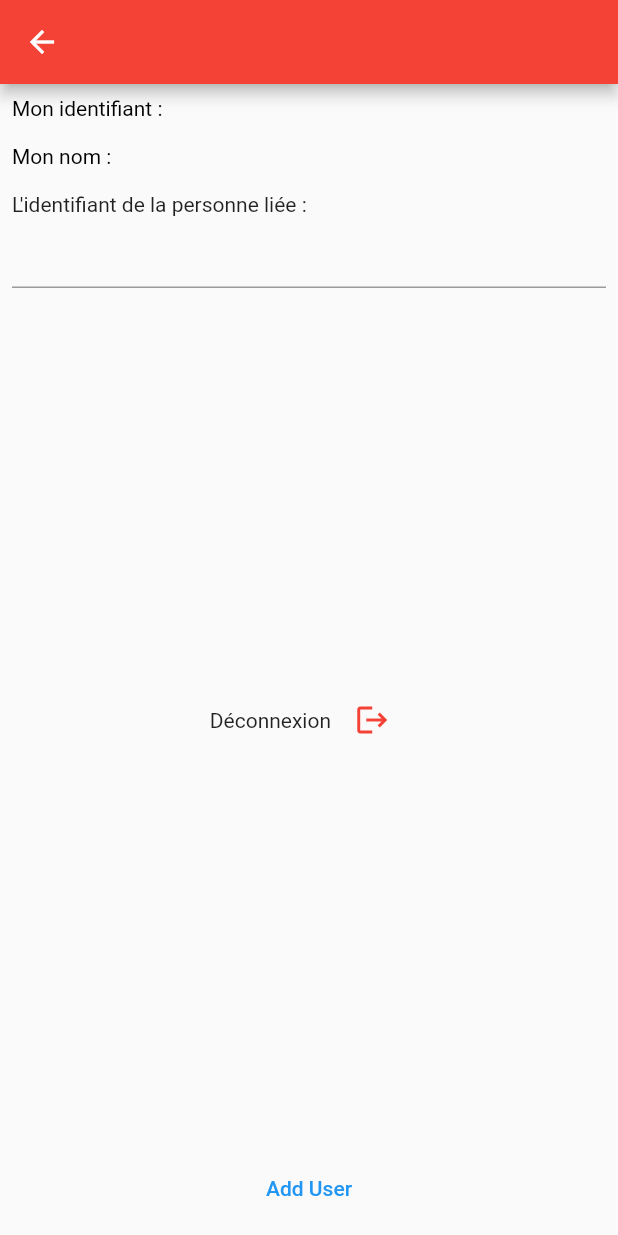
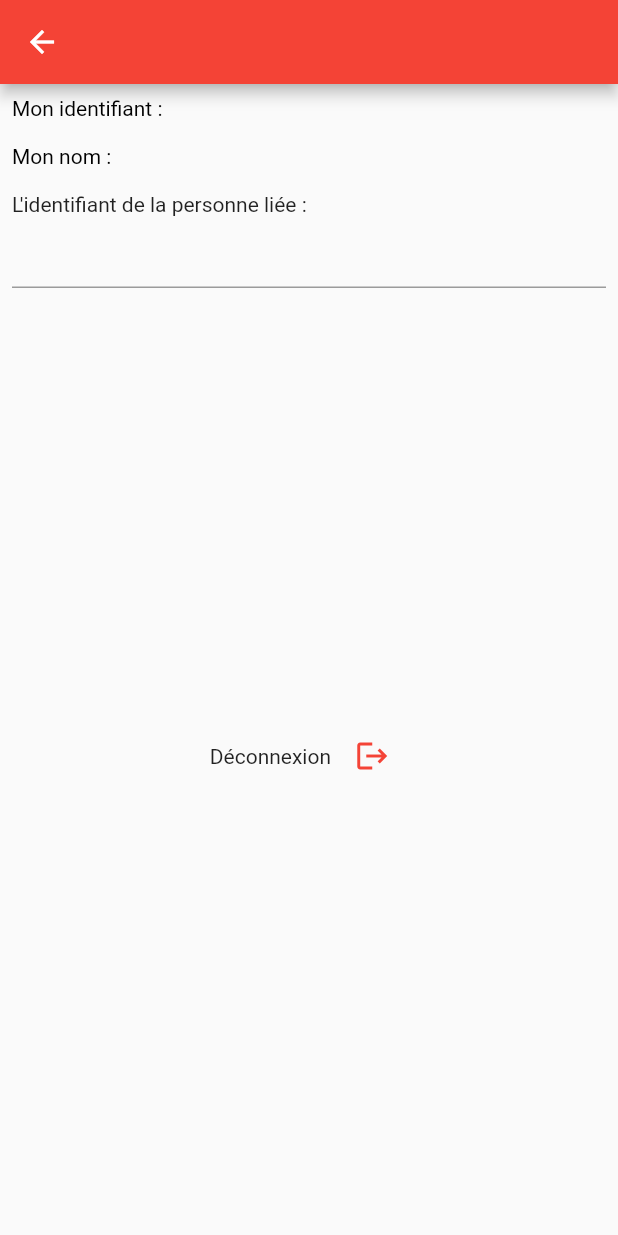
Before and after one commit to CedricBardaine/hearts_sender, a Flutter app: the Settings screen opened directly, on a phone screen of 412 x 824 dp. Run offline on Flutter 3.47's test engine with Material 2 defaults, Android fonts, the phone set to English and light mode, and no system bars; our stand-ins replace charts_flutter, cloud_firestore, firebase_auth, firebase_core, google_sign_in; accounts and stored records are empty.

Commit message:
delete add user btn and widget file

```diff
--- a/lib/add_user.dart
+++ /dev/null
@@ -1,38 +0,0 @@
-import 'package:flutter/material.dart';
-
-// Import the firebase_core and cloud_firestore plugin
-import 'package:firebase_core/firebase_core.dart';
-import 'package:cloud_firestore/cloud_firestore.dart';
-
-class AddUser extends StatelessWidget {
-  final String fullName;
-  final String company;
-  final int age;
-
-  AddUser(this.fullName, this.company, this.age);
-
-  @override
-  Widget build(BuildContext context) {
-    // Create a CollectionReference called users that references the firestore collection
-    CollectionReference users = FirebaseFirestore.instance.collection('users');
-
-    Future<void> addUser() {
-      // Call the user's CollectionReference to add a new user
-      return users
-          .add({
-            'full_name': fullName, // John Doe
-            'company': company, // Stokes and Sons
-            'age': age // 42
-          })
-          .then((value) => print("User Added"))
-          .catchError((error) => print("Failed to add user: $error"));
-    }
-
-    return TextButton(
-      onPressed: addUser,
-      child: Text(
-        "Add User",
-      ),
-    );
-  }
-}
--- a/lib/pages/settings.dart
+++ b/lib/pages/settings.dart
@@ -7,7 +7,6 @@ import 'package:google_sign_in/google_sign_in.dart';
 
 import 'package:flutter/material.dart';
 import 'package:flutter/services.dart';
-import 'package:hearts_sender/add_user.dart';
 
 import 'package:hearts_sender/colors.dart';
 
@@ -139,7 +138,6 @@ class _SettingsState extends State<Settings> {
               },
             ),
             Expanded(child: connectionBtn()),
-            AddUser("fullName", "company", 21),
           ],
         ),
       ),
```
